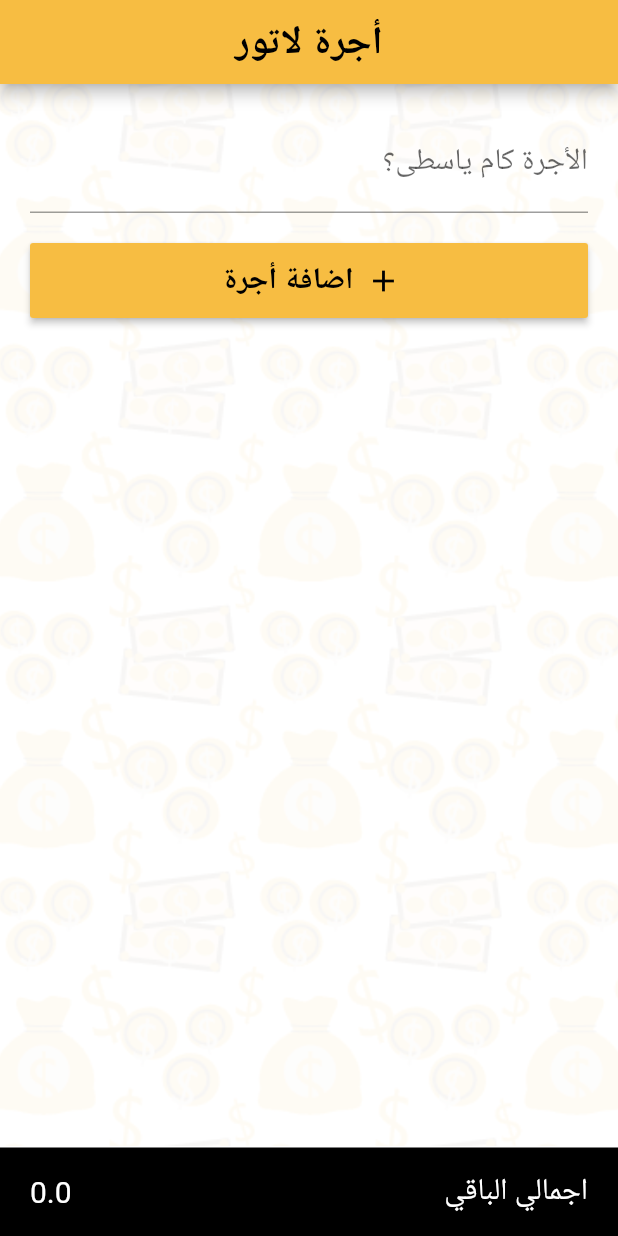
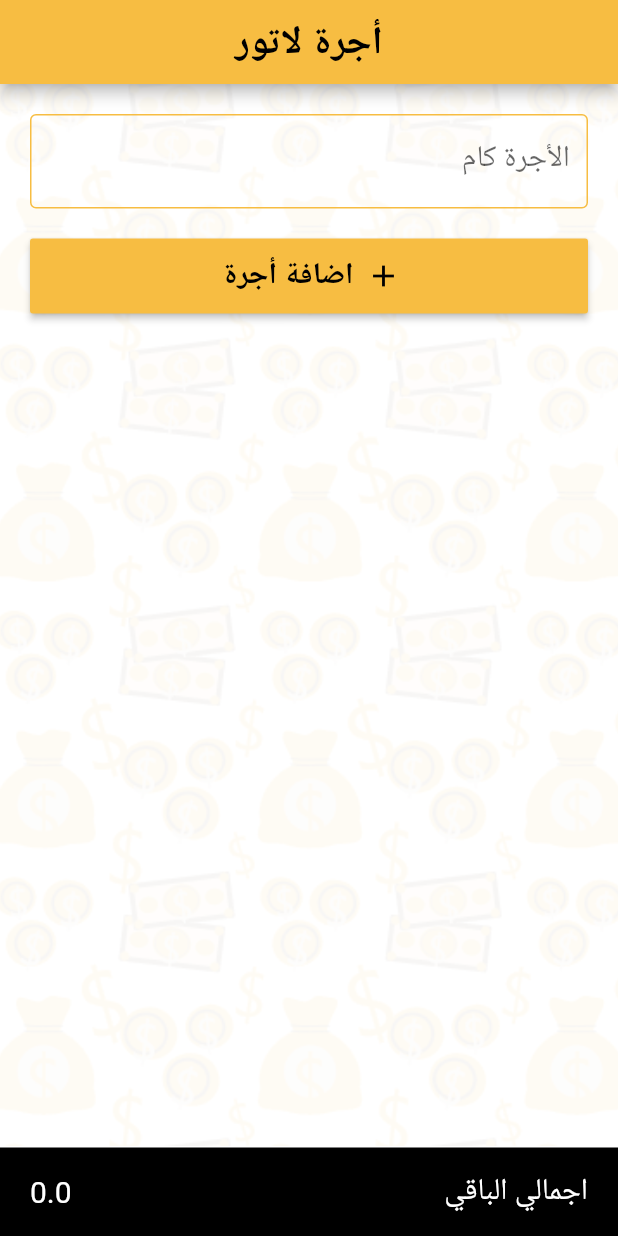
Before and after one commit to IT-Tick/ogralator, a Flutter app: the screen it shows after launch, on a phone screen of 412 x 824 dp. Run offline on Flutter 3.47's test engine with Material 2 defaults, Android fonts, the phone set to English and light mode, and no system bars; our stand-ins replace flutter_redux, hexcolor, redux.

Commit message:
Add them for text input fields

```diff
--- a/lib/main.dart
+++ b/lib/main.dart
@@ -8,6 +8,7 @@ import 'package:ogralator/models/appState.model.dart';
 import 'package:ogralator/reducers/appState.reducer.dart';
 
 import 'package:ogralator/screens/calculator.screen.dart';
+import 'package:hexcolor/hexcolor.dart';
 
 void main() {
   final store =
@@ -15,8 +16,23 @@ void main() {
   runApp(OgralatorApp(store: store));
 }
 
+Map<int, Color> color = {
+  50: Color.fromRGBO(136, 14, 79, .1),
+  100: Color.fromRGBO(136, 14, 79, .2),
+  200: Color.fromRGBO(136, 14, 79, .3),
+  300: Color.fromRGBO(136, 14, 79, .4),
+  400: Color.fromRGBO(136, 14, 79, .5),
+  500: Color.fromRGBO(136, 14, 79, .6),
+  600: Color.fromRGBO(136, 14, 79, .7),
+  700: Color.fromRGBO(136, 14, 79, .8),
+  800: Color.fromRGBO(136, 14, 79, .9),
+  900: Color.fromRGBO(136, 14, 79, 1),
+};
+
 class OgralatorApp extends StatelessWidget {
   final Store<AppState> store;
+  final generalColor = HexColor("#F7BD42");
+  final MaterialColor colorCustom = MaterialColor(0xFFF7BD42, color);
 
   OgralatorApp({Key key, this.store}) : super(key: key);
 
@@ -46,7 +62,17 @@ class OgralatorApp extends StatelessWidget {
               // or simply save your changes to "hot reload" in a Flutter IDE).
               // Notice that the counter didn't reset back to zero; the application
               // is not restarted.
-              primarySwatch: Colors.blue,
+              primarySwatch: colorCustom,
+              inputDecorationTheme: InputDecorationTheme(
+                enabledBorder: new OutlineInputBorder(
+                  borderSide: BorderSide(color: generalColor),
+                ),
+                focusedBorder: new OutlineInputBorder(
+                  borderSide: BorderSide(color: generalColor),
+                ),
+                border: OutlineInputBorder(),
+                labelStyle: TextStyle(fontSize: 20.0),
+              ),
               primaryTextTheme: TextTheme(
                   headline6: TextStyle(
                 color: Colors.black,
--- a/lib/screens/calculator.screen.dart
+++ b/lib/screens/calculator.screen.dart
@@ -65,7 +65,7 @@ class Calculator extends StatelessWidget {
                           children: <Widget>[
                             TextField(
                                 decoration: InputDecoration(
-                                    labelText: "الأجرة كام ياسطى؟"),
+                                    labelText: "الأجرة كام"),
                                 keyboardType: TextInputType.number,
                                 inputFormatters: <TextInputFormatter>[
                                   WhitelistingTextInputFormatter(doubleRegExp)
@@ -73,7 +73,6 @@ class Calculator extends StatelessWidget {
                                 onChanged: _fareChanged,
                                 style: TextStyle(
                                   fontSize: 20,
-                                  decorationColor: statusBarColor,
                                 )),
                             SizedBox(height: 20),
                             Column(
```
